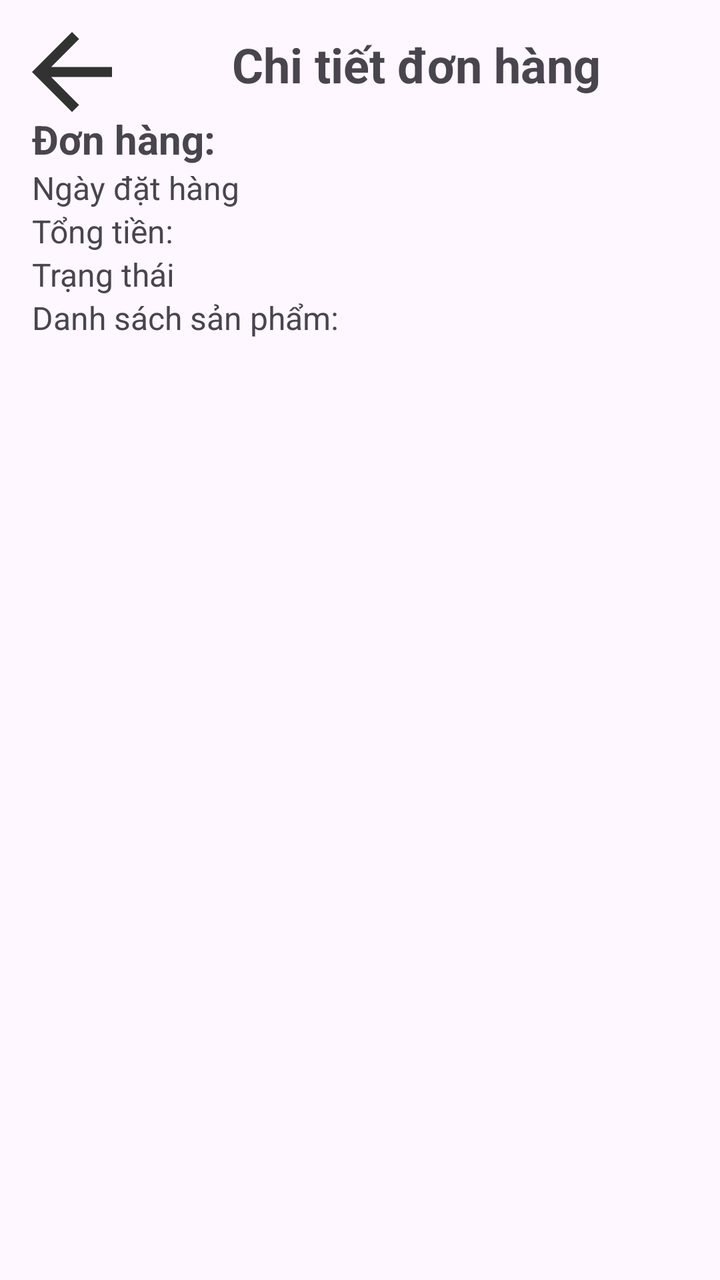
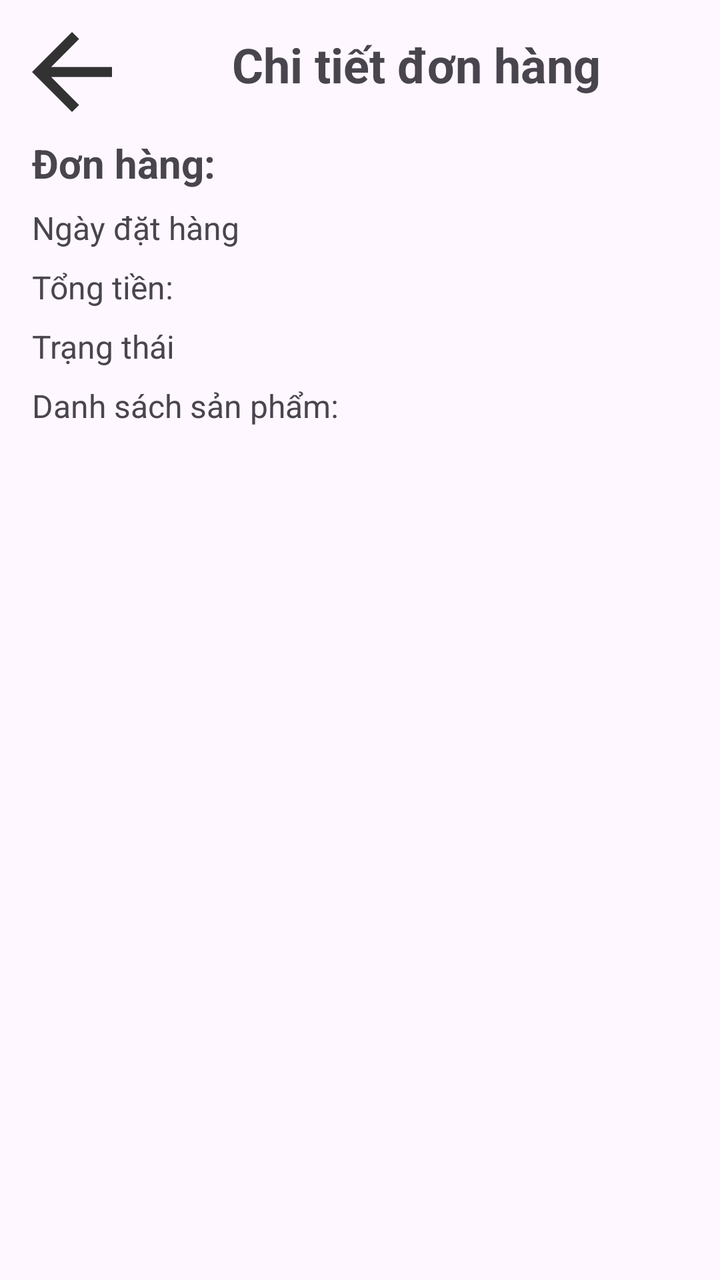

An Android layout rendered at two revisions. The XML below is the earlier revision; the diff shows what the commit changed to produce the second picture.
<!-- AndroidManifest.xml: application theme Theme.BTL_Android -->
<!-- res/layout/activity_order_detail.xml -->
<?xml version="1.0" encoding="utf-8"?>
<LinearLayout
    xmlns:android="http://schemas.android.com/apk/res/android"
    android:layout_width="match_parent"
    android:layout_height="match_parent"
    android:orientation="vertical"
    android:padding="16dp">

    
    <LinearLayout
        android:layout_width="match_parent"
        android:layout_height="wrap_content"
        android:orientation="horizontal">

        
        <ImageView
            android:id="@+id/ivBack"
            android:layout_width="40dp"
            android:layout_height="40dp"
            android:layout_marginEnd="16dp"
            android:src="@drawable/ic_arrowback"
            android:contentDescription="@string/back" />

        
        <TextView
            android:layout_width="0dp"
            android:layout_height="wrap_content"
            android:layout_weight="1"
            android:gravity="center"
            android:text="@string/order_details"
            android:textSize="24sp"
            android:textStyle="bold" />
    </LinearLayout>

    
    <TextView
        android:id="@+id/tv_order_number"
        android:layout_width="wrap_content"
        android:layout_height="wrap_content"
        android:textSize="20sp"
        android:textStyle="bold"
        android:text="@string/order" />

    
    <TextView
        android:id="@+id/tv_order_date"
        android:layout_width="wrap_content"
        android:layout_height="wrap_content"
        android:textSize="16sp"
        android:text="@string/dateOrder" />

    
    <TextView
        android:id="@+id/tv_total_amount"
        android:layout_width="wrap_content"
        android:layout_height="wrap_content"
        android:textSize="16sp"
        android:text="@string/TotalAmount" />

    
    <TextView
        android:id="@+id/tv_order_status"
        android:layout_width="wrap_content"
        android:layout_height="wrap_content"
        android:textSize="16sp"
        android:text="@string/status" />

    
    <TextView
        android:id="@+id/tv_order_items"
        android:layout_width="wrap_content"
        android:layout_height="wrap_content"
        android:textSize="16sp"
        android:text="@string/ProductList" />
</LinearLayout>
<!-- resources referenced by this layout -->
<resources>
  <!-- drawable ic_arrowback (drawable-anydpi) -->
  <vector xmlns:android="http://schemas.android.com/apk/res/android"
      android:width="24dp"
      android:height="24dp"
      android:viewportWidth="24"
      android:viewportHeight="24"
      android:tint="#000000"
      android:alpha="0.8"
      android:autoMirrored="true">
    <group android:scaleX="1.5"
        android:scaleY="1.5"
        android:translateX="-6"
        android:translateY="-6">
      <path
          android:fillColor="@android:color/white"
          android:pathData="M20,11H7.83l5.59,-5.59L12,4l-8,8 8,8 1.41,-1.41L7.83,13H20v-2z"/>
    </group>
  </vector>
  <string name="ProductList">Danh sách sản phẩm:\n\n</string>
  <string name="TotalAmount">Tổng tiền: </string>
  <string name="back">Thoát</string>
  <string name="dateOrder">Ngày đặt hàng</string>
  <string name="order">Đơn hàng: </string>
  <string name="order_details">Chi tiết đơn hàng</string>
  <string name="status">Trạng thái</string>
  <style name="Theme.BTL_Android" parent="Base.Theme.BTL_Android" />
  <style name="Base.Theme.BTL_Android" parent="Theme.Material3.DayNight.NoActionBar">
          
          
          <item name="android:statusBarColor">#00000000</item>
      </style>
</resources>

<!-- the commit's change to res/layout/activity_order_detail.xml (unified diff, before → after) -->
@@ -1,75 +1,87 @@
 <?xml version="1.0" encoding="utf-8"?>
-<LinearLayout
+<ScrollView
     xmlns:android="http://schemas.android.com/apk/res/android"
     android:layout_width="match_parent"
     android:layout_height="match_parent"
-    android:orientation="vertical"
-    android:padding="16dp">
+    android:fillViewport="true">
 
-    
     <LinearLayout
         android:layout_width="match_parent"
         android:layout_height="wrap_content"
-        android:orientation="horizontal">
+        android:orientation="vertical"
+        android:padding="16dp">
 
         
-        <ImageView
-            android:id="@+id/ivBack"
-            android:layout_width="40dp"
-            android:layout_height="40dp"
-            android:layout_marginEnd="16dp"
-            android:src="@drawable/ic_arrowback"
-            android:contentDescription="@string/back" />
+        <LinearLayout
+            android:layout_width="match_parent"
+            android:layout_height="wrap_content"
+            android:orientation="horizontal">
+
+            
+            <ImageView
+                android:id="@+id/ivBack"
+                android:layout_width="40dp"
+                android:layout_height="40dp"
+                android:layout_marginEnd="16dp"
+                android:src="@drawable/ic_arrowback"
+                android:contentDescription="@string/back" />
+
+            
+            <TextView
+                android:layout_width="0dp"
+                android:layout_height="wrap_content"
+                android:layout_weight="1"
+                android:gravity="center"
+                android:text="@string/order_details"
+                android:textSize="24sp"
+                android:textStyle="bold" />
+        </LinearLayout>
 
         
         <TextView
-            android:layout_width="0dp"
+            android:id="@+id/tv_order_number"
+            android:layout_width="wrap_content"
             android:layout_height="wrap_content"
-            android:layout_weight="1"
-            android:gravity="center"
-            android:text="@string/order_details"
-            android:textSize="24sp"
-            android:textStyle="bold" />
+            android:layout_marginTop="12dp"
+            android:textSize="20sp"
+            android:textStyle="bold"
+            android:text="@string/order" />
+
+        
+        <TextView
+            android:id="@+id/tv_order_date"
+            android:layout_width="wrap_content"
+            android:layout_height="wrap_content"
+            android:layout_marginTop="8dp"
+            android:textSize="16sp"
+            android:text="@string/dateOrder" />
+
+        
+        <TextView
+            android:id="@+id/tv_total_amount"
+            android:layout_width="wrap_content"
+            android:layout_height="wrap_content"
+            android:layout_marginTop="8dp"
+            android:textSize="16sp"
+            android:text="@string/TotalAmount" />
+
+        
+        <TextView
+            android:id="@+id/tv_order_status"
+            android:layout_width="wrap_content"
+            android:layout_height="wrap_content"
+            android:layout_marginTop="8dp"
+            android:textSize="16sp"
+            android:text="@string/status" />
+
+        
+        <TextView
+            android:id="@+id/tv_order_items"
+            android:layout_width="wrap_content"
+            android:layout_height="wrap_content"
+            android:layout_marginTop="8dp"
+            android:textSize="16sp"
+            android:text="@string/ProductList" />
+
     </LinearLayout>
-
-    
-    <TextView
-        android:id="@+id/tv_order_number"
-        android:layout_width="wrap_content"
-        android:layout_height="wrap_content"
-        android:textSize="20sp"
-        android:textStyle="bold"
-        android:text="@string/order" />
-
-    
-    <TextView
-        android:id="@+id/tv_order_date"
-        android:layout_width="wrap_content"
-        android:layout_height="wrap_content"
-        android:textSize="16sp"
-        android:text="@string/dateOrder" />
-
-    
-    <TextView
-        android:id="@+id/tv_total_amount"
-        android:layout_width="wrap_content"
-        android:layout_height="wrap_content"
-        android:textSize="16sp"
-        android:text="@string/TotalAmount" />
-
-    
-    <TextView
-        android:id="@+id/tv_order_status"
-        android:layout_width="wrap_content"
-        android:layout_height="wrap_content"
-        android:textSize="16sp"
-        android:text="@string/status" />
-
-    
-    <TextView
-        android:id="@+id/tv_order_items"
-        android:layout_width="wrap_content"
-        android:layout_height="wrap_content"
-        android:textSize="16sp"
-        android:text="@string/ProductList" />
-</LinearLayout>
+</ScrollView>
